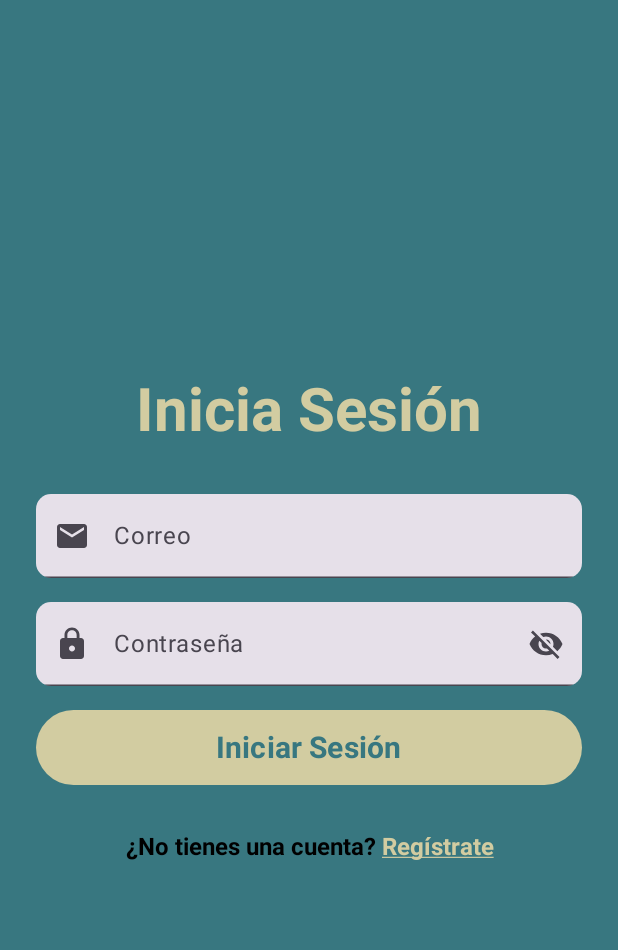
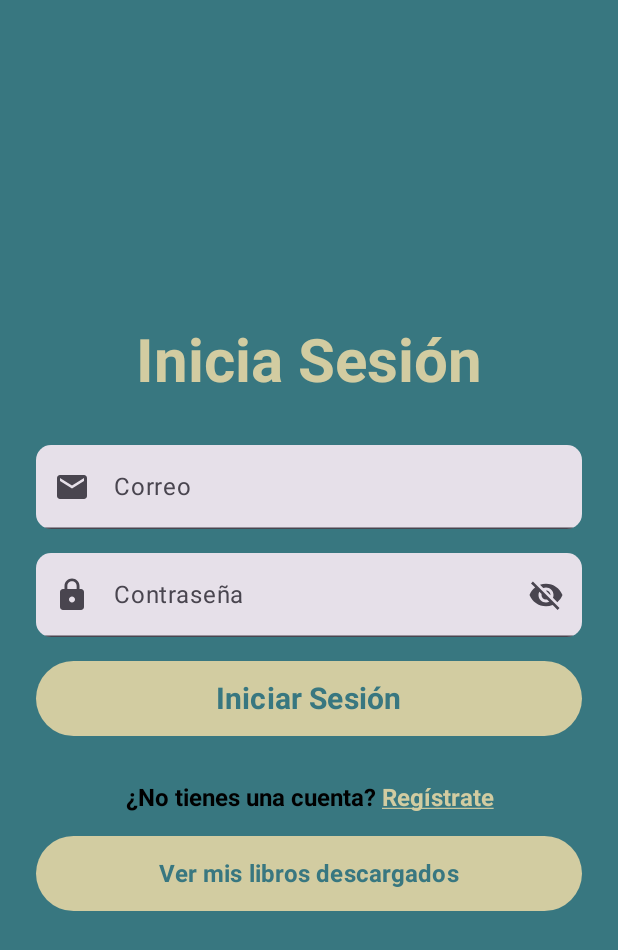
Before and after one commit to AlbertoSMC72/watpato_andorid_app, an Android app built with Jetpack Compose: the screen it shows after launch (MainActivity), on a phone screen of 412 x 824 dp. Shown: the top 950 px of the screen. Run offline under Robolectric (Android 15) with nearby library versions, the phone set to English and light mode, and no system bars; our stand-ins replace livedata-compose.

```diff
--- a/app/src/main/java/com/example/watpato/features/authorization/login/presentation/LoginViewModel.kt
+++ b/app/src/main/java/com/example/watpato/features/authorization/login/presentation/LoginViewModel.kt
@@ -56,6 +56,10 @@ class LoginViewModel : ViewModel() {
         }
     }
 
+    fun navigateToDownloads() {
+        _navigationCommand.value = "Profile/${UserInfoProvider.userID}"
+    }
+
     fun onNavigationHandled() {
         _navigationCommand.value = null
     }
--- a/app/src/main/java/com/example/watpato/features/authorization/login/presentation/LoguinScreen.kt
+++ b/app/src/main/java/com/example/watpato/features/authorization/login/presentation/LoguinScreen.kt
@@ -174,5 +174,23 @@ fun LoginScreen(loginViewModel: LoginViewModel, onNavigate: (String) -> Unit) {
                 .fillMaxWidth()
                 .clickable { loginViewModel.navigateToRegister() }
         )
+        Spacer(modifier = Modifier.height(16.dp))
+        Button(
+            onClick = { loginViewModel.navigateToDownloads() },
+            modifier = Modifier
+                .fillMaxWidth()
+                .padding(horizontal = 8.dp)
+                .height(50.dp),
+            colors = ButtonDefaults.buttonColors(
+                containerColor = Beige,
+                contentColor = Teal
+            )
+        ) {
+            Text(
+                text = "Ver mis libros descargados",
+                fontSize = 16.sp,
+                fontWeight = FontWeight.Bold
+            )
+        }
     }
 }
```
Also changed, not shown: app/src/main/java/com/example/watpato/core/utils/NetworkCheck.kt (added, +16 -0 lines).
